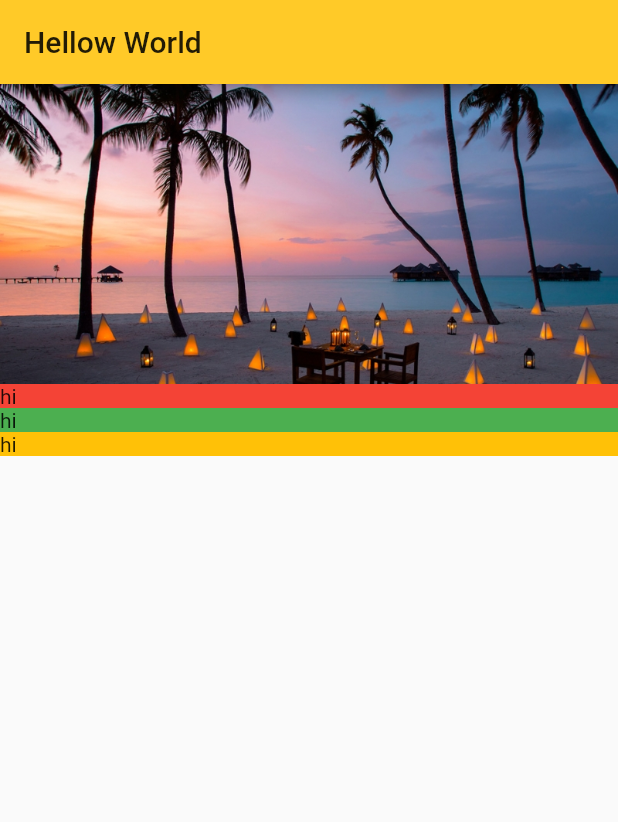
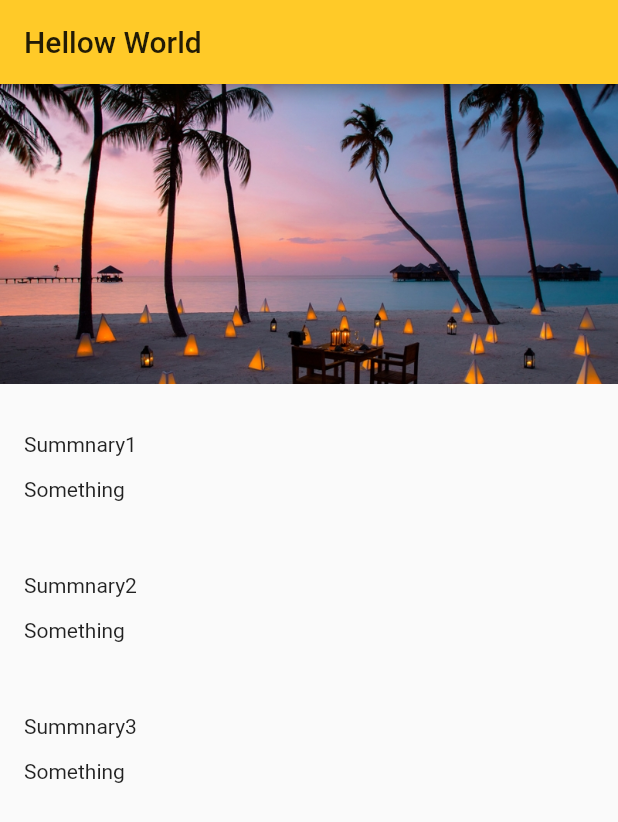
Before and after one commit to akshatsingh1718/destination-flutter, a Flutter app: the screen it shows after launch, on a phone screen of 412 x 824 dp. Shown: the top 822 px of the screen. Run offline on Flutter 3.47's test engine with Material 2 defaults, Android fonts, the phone set to English and light mode, and no system bars.

```diff
--- a/lib/screens/location_detail/location_detail.dart
+++ b/lib/screens/location_detail/location_detail.dart
@@ -22,9 +22,9 @@ class LocationDetail extends StatelessWidget {
         crossAxisAlignment: CrossAxisAlignment.stretch,
         children: [
           ImageBanner("assets/images/dest.jpg"),
-          TextSection(Colors.red),
-          TextSection(Colors.green),
-          TextSection(Colors.amber),
+          TextSection("Summnary1", "Something"),
+          TextSection("Summnary2", "Something"),
+          TextSection("Summnary3", "Something"),
         ],
       ),
     );
--- a/lib/screens/location_detail/text_section.dart
+++ b/lib/screens/location_detail/text_section.dart
@@ -1,17 +1,28 @@
 import 'package:flutter/material.dart';
 
 class TextSection extends StatelessWidget {
-  final Color _color;
+  final String _title;
+  final String _body;
+  static const double _hPad = 16.0;
 
-  TextSection(this._color);
+  // Constructor
+  TextSection(this._title, this._body);
 
   @override
   Widget build(BuildContext context) {
-    return Container(
-      decoration: BoxDecoration(
-        color: _color,
-      ),
-      child: Text("hi"),
+    return Column(
+      mainAxisAlignment: MainAxisAlignment.start,
+      crossAxisAlignment: CrossAxisAlignment.stretch,
+      children: [
+        Container(
+          padding: const EdgeInsets.fromLTRB(_hPad, 32.0, _hPad, 4.0),
+          child: Text(_title),
+        ),
+        Container(
+          padding: const EdgeInsets.fromLTRB(_hPad, 10.0, _hPad, _hPad),
+          child: Text(_body),
+        ),
+      ],
     );
   }
 }
```
Also changed, not shown: pubspec.yaml (+7 -11 lines), assets/fonts/Montserrat-Bold.ttf (added), assets/fonts/Montserrat-Regular.ttf (added).
